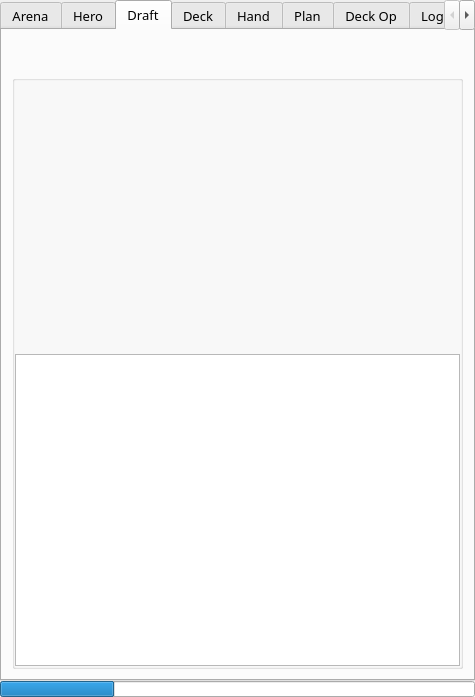
First picture: the form in mainwindow.ui, repository supertriodo/Arena-Tracker, before the edit.
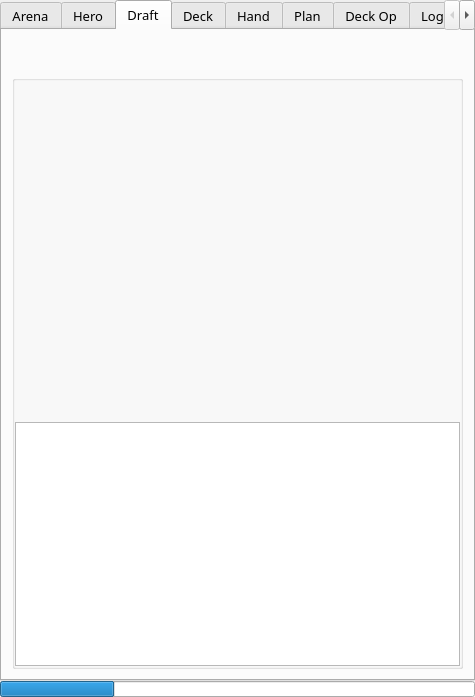
Second picture: the form after the edit. The open tabs and pages were chosen to show the change. Icons and pictures are not drawn. Custom widgets are drawn as their Qt base class.

Commit message: Add spacers to draft tab.

```diff
--- a/mainwindow.ui
+++ b/mainwindow.ui
@@ -795,6 +795,10 @@
               <number>0</number>
              </property>
              <item>
+              <layout class="QHBoxLayout" name="horizontalLayoutDraft">
+               <item>
+                <layout class="QVBoxLayout" name="verticalLayoutDraft">
+                 <item>
               <widget class="QLabel" name="labelCard1">
                <property name="text">
                 <string/>
@@ -922,6 +926,39 @@
                 <set>Qt::AlignCenter</set>
                </property>
               </widget>
+                 </item>
+                </layout>
+               </item>
+               <item>
+                <spacer name="draftHorizontalSpacer">
+                 <property name="orientation">
+                  <enum>Qt::Horizontal</enum>
+                 </property>
+                 <property name="sizeHint" stdset="0">
+                  <size>
+                   <width>40</width>
+                   <height>20</height>
+                  </size>
+                 </property>
+                </spacer>
+               </item>
+              </layout>
+             </item>
+             <item>
+              <spacer name="draftVerticalSpacer">
+               <property name="orientation">
+                <enum>Qt::Vertical</enum>
+               </property>
+               <property name="sizeType">
+                <enum>QSizePolicy::Preferred</enum>
+               </property>
+               <property name="sizeHint" stdset="0">
+                <size>
+                 <width>20</width>
+                 <height>20</height>
+                </size>
+               </property>
+              </spacer>
              </item>
              <item>
               <widget class="QTextBrowser" name="textBrowserDraft">
```
Lines whose indentation alone changed are shown as unchanged.
